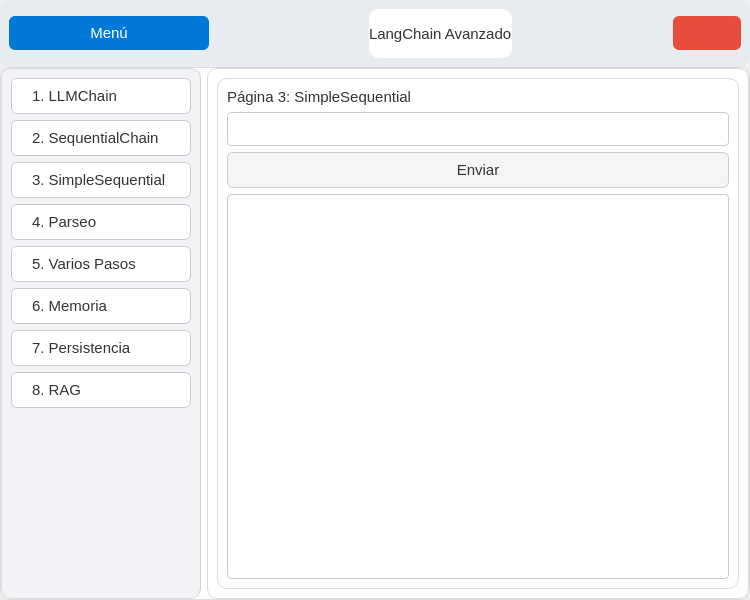
Before: the Qt Designer form interfaces/ventana_modelos_LangChain.ui in 62504leo-dot/Modelos, drawn with Qt 5.
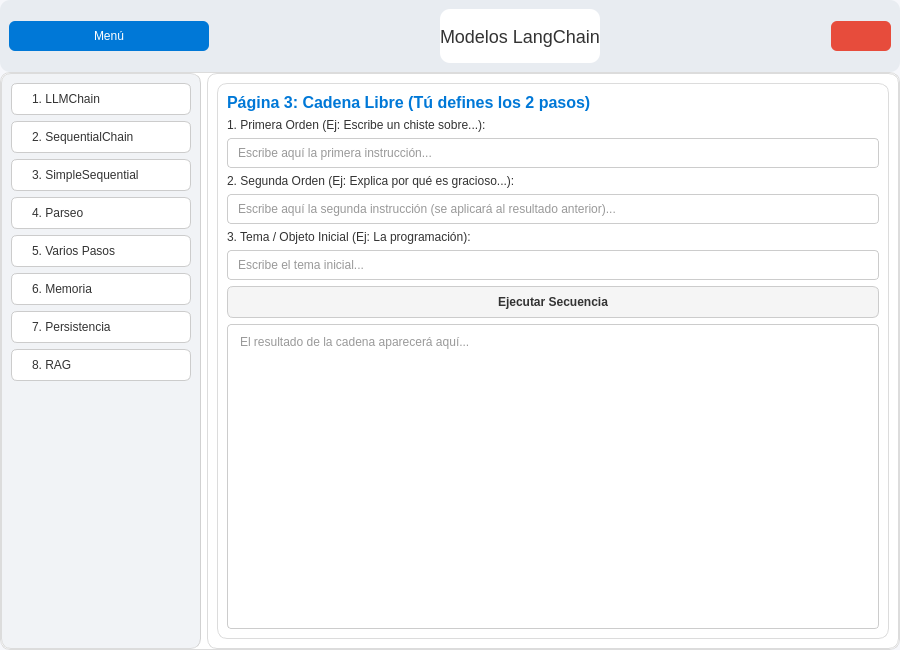
After: the same form once the commit is applied. The open tabs and pages were chosen to show the change. Icons and pictures are not drawn.

What changed in the file:
```diff
--- a/interfaces/ventana_modelos_LangChain.ui
+++ b/interfaces/ventana_modelos_LangChain.ui
@@ -6,20 +6,20 @@
    <rect>
     <x>0</x>
     <y>0</y>
-    <width>750</width>
-    <height>600</height>
+    <width>900</width>
+    <height>650</height>
    </rect>
   </property>
   <property name="windowTitle">
    <string>LangChain Avanzado</string>
   </property>
   <property name="styleSheet">
-   <string notr="true">/* === Estilo general === */
-QMainWindow {
+   <string notr="true">/* === ESTILO COPIADO DE TU VENTANA BÁSICA === */
+QDialog {
     background-color: #f6f7fb;
     color: #333333;
     font-family: "Segoe UI Variable", "Roboto", "Open Sans", sans-serif;
-    font-size: 16px;
+    font-size: 15px;
     font-weight: 300;
 }
 
@@ -47,7 +47,7 @@
     background-color: #ffffff;
 }
 
-/* === Botones === */
+/* === Botones Generales === */
 QPushButton {
     background-color: #f5f5f5;
     color: #333333;
@@ -55,7 +55,6 @@
     border-radius: 6px;
     padding: 8px 14px;
     font-weight: 400;
-    font-size: 15px;
 }
 
 QPushButton:hover {
@@ -70,7 +69,7 @@
     border: 1px solid #005a9e;
 }
 
-/* Botón principal (Menú) */
+/* === Botón MENÚ (Igual que en Básicos) === */
 #boton_menu {
     background-color: #0078d7;
     color: white;
@@ -84,7 +83,7 @@
     background-color: #005a9e;
 }
 
-/* Botón salir */
+/* === Botón SALIR (Igual que en Básicos) === */
 #boton_salir {
     background-color: #e74c3c;
     color: white;
@@ -97,13 +96,11 @@
     background-color: #a93226;
 }
 
-/* === Botones laterales === */
+/* === Botones del Menú Lateral === */
 #btn_lc_1, #btn_lc_2, #btn_lc_3, #btn_lc_4, #btn_lc_5, #btn_lc_6, #btn_lc_7, #btn_lc_8 {
     background-color: #ffffff;
     border: 1px solid #cccccc;
     color: #333333;
-    font-weight: 400;
-    font-size: 15px;
     text-align: left;
     padding-left: 20px;
 }
@@ -114,14 +111,13 @@
     color: #0078d7;
 }
 
-/* === Campos de texto === */
+/* === Inputs y TextEdits === */
 QLineEdit, QTextEdit {
     background-color: #ffffff;
     color: #333333;
     border: 1px solid #cccccc;
     border-radius: 4px;
     padding: 6px 8px;
-    font-size: 15px;
 }
 
 QLineEdit:focus, QTextEdit:focus {
@@ -132,9 +128,8 @@
 /* === Labels === */
 QLabel {
     color: #333333;
-    font-weight: 300;
-    font-size: 15px;
     border: none;
+    font-weight: 300;
 }
 </string>
   </property>
@@ -171,6 +166,12 @@
           <height>0</height>
          </size>
         </property>
+        <property name="maximumSize">
+         <size>
+          <width>200</width>
+          <height>16777215</height>
+         </size>
+        </property>
         <property name="text">
          <string>Menú</string>
         </property>
@@ -193,7 +194,7 @@
         </property>
         <property name="sizeHint" stdset="0">
          <size>
-          <width>226</width>
+          <width>64</width>
           <height>20</height>
          </size>
         </property>
@@ -202,7 +203,10 @@
       <item>
        <widget class="QLabel" name="label">
         <property name="text">
-         <string>LangChain Avanzado</string>
+         <string>Modelos LangChain</string>
+        </property>
+        <property name="styleSheet">
+         <string notr="true">font-size: 18px; font-weight: 400;</string>
         </property>
        </widget>
       </item>
@@ -213,7 +217,7 @@
         </property>
         <property name="sizeHint" stdset="0">
          <size>
-          <width>226</width>
+          <width>64</width>
           <height>20</height>
          </size>
         </property>
@@ -420,22 +424,80 @@
              <item>
               <widget class="QLabel" name="label_lc_3">
                <property name="text">
-                <string>Página 3: SimpleSequential</string>
+                <string>Página 3: Cadena Libre (Tú defines los 2 pasos)</string>
                </property>
+               <property name="styleSheet">
+                <string notr="true">font-weight: bold; font-size: 16px; color: #0078d7;</string>
+               </property>
               </widget>
              </item>
              <item>
-              <widget class="QLineEdit" name="input_lc_3"/>
+              <widget class="QLabel" name="lbl_inst_1">
+               <property name="text">
+                <string>1. Primera Orden (Ej: Escribe un chiste sobre...):</string>
+               </property>
+              </widget>
              </item>
+             <item>
+              <widget class="QLineEdit" name="input_instruccion_1_lc_3">
+               <property name="placeholderText">
+                <string>Escribe aquí la primera instrucción...</string>
+               </property>
+              </widget>
+             </item>
+
+             <item>
+              <widget class="QLabel" name="lbl_inst_2">
+               <property name="text">
+                <string>2. Segunda Orden (Ej: Explica por qué es gracioso...):</string>
+               </property>
+              </widget>
+             </item>
+             <item>
+              <widget class="QLineEdit" name="input_instruccion_2_lc_3">
+               <property name="placeholderText">
+                <string>Escribe aquí la segunda instrucción (se aplicará al resultado anterior)...</string>
+               </property>
+              </widget>
+             </item>
+
+             <item>
+              <widget class="QLabel" name="lbl_input_3">
+               <property name="text">
+                <string>3. Tema / Objeto Inicial (Ej: La programación):</string>
+               </property>
+              </widget>
+             </item>
+             <item>
+              <widget class="QLineEdit" name="input_lc_3">
+               <property name="placeholderText">
+                <string>Escribe el tema inicial...</string>
+               </property>
+              </widget>
+             </item>
+
              <item>
               <widget class="QPushButton" name="btn_enviar_lc_3">
                <property name="text">
-                <string>Enviar</string>
+                <string>Ejecutar Secuencia</string>
+               </property>
+               <property name="cursor">
+                <cursorShape>PointingHandCursor</cursorShape>
+               </property>
+               <property name="styleSheet">
+                <string notr="true">font-weight: bold; padding: 8px;</string>
                </property>
               </widget>
              </item>
              <item>
-              <widget class="QTextEdit" name="output_lc_3"/>
+              <widget class="QTextEdit" name="output_lc_3">
+               <property name="readOnly">
+                <bool>true</bool>
+               </property>
+               <property name="placeholderText">
+                <string>El resultado de la cadena aparecerá aquí...</string>
+               </property>
+              </widget>
              </item>
             </layout>
            </widget>
```
Left out of the diff: 204 changed lines with no effect on the pictures.
